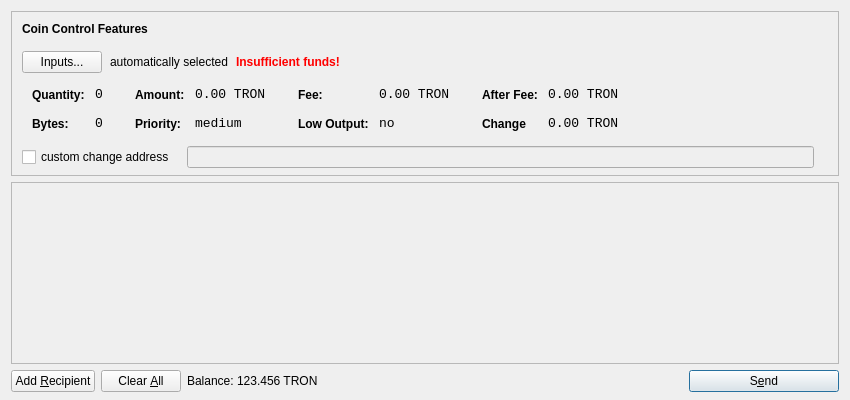
First picture: the form in src/qt/forms/sendcoinsdialog.ui, repository jvcrypto/vaginacoin, before the edit.
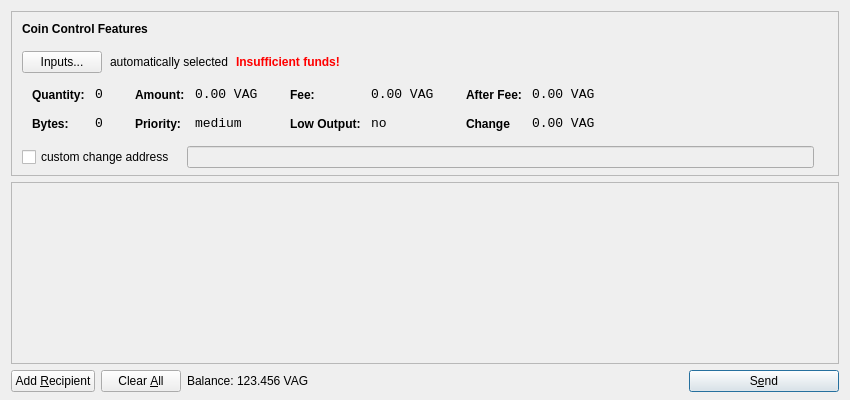
Second picture: the form after the edit. Icons and pictures are not drawn.

```diff
--- a/src/qt/forms/sendcoinsdialog.ui
+++ b/src/qt/forms/sendcoinsdialog.ui
@@ -321,7 +321,7 @@
                   <enum>Qt::ActionsContextMenu</enum>
                  </property>
                  <property name="text">
-                  <string>0.00 TRON</string>
+                  <string>0.00 VAG</string>
                  </property>
                  <property name="textInteractionFlags">
                   <set>Qt::LinksAccessibleByMouse|Qt::TextSelectableByKeyboard|Qt::TextSelectableByMouse</set>
@@ -407,7 +407,7 @@
                   <enum>Qt::ActionsContextMenu</enum>
                  </property>
                  <property name="text">
-                  <string>0.00 TRON</string>
+                  <string>0.00 VAG</string>
                  </property>
                  <property name="textInteractionFlags">
                   <set>Qt::LinksAccessibleByMouse|Qt::TextSelectableByKeyboard|Qt::TextSelectableByMouse</set>
@@ -493,7 +493,7 @@
                   <enum>Qt::ActionsContextMenu</enum>
                  </property>
                  <property name="text">
-                  <string>0.00 TRON</string>
+                  <string>0.00 VAG</string>
                  </property>
                  <property name="textInteractionFlags">
                   <set>Qt::LinksAccessibleByMouse|Qt::TextSelectableByKeyboard|Qt::TextSelectableByMouse</set>
@@ -525,7 +525,7 @@
                   <enum>Qt::ActionsContextMenu</enum>
                  </property>
                  <property name="text">
-                  <string>0.00 TRON</string>
+                  <string>0.00 VAG</string>
                  </property>
                  <property name="textInteractionFlags">
                   <set>Qt::LinksAccessibleByMouse|Qt::TextSelectableByKeyboard|Qt::TextSelectableByMouse</set>
@@ -732,7 +732,7 @@
           <cursorShape>IBeamCursor</cursorShape>
          </property>
          <property name="text">
-          <string>123.456 TRON</string>
+          <string>123.456 VAG</string>
          </property>
          <property name="textInteractionFlags">
           <set>Qt::LinksAccessibleByMouse|Qt::TextSelectableByKeyboard|Qt::TextSelectableByMouse</set>
```
